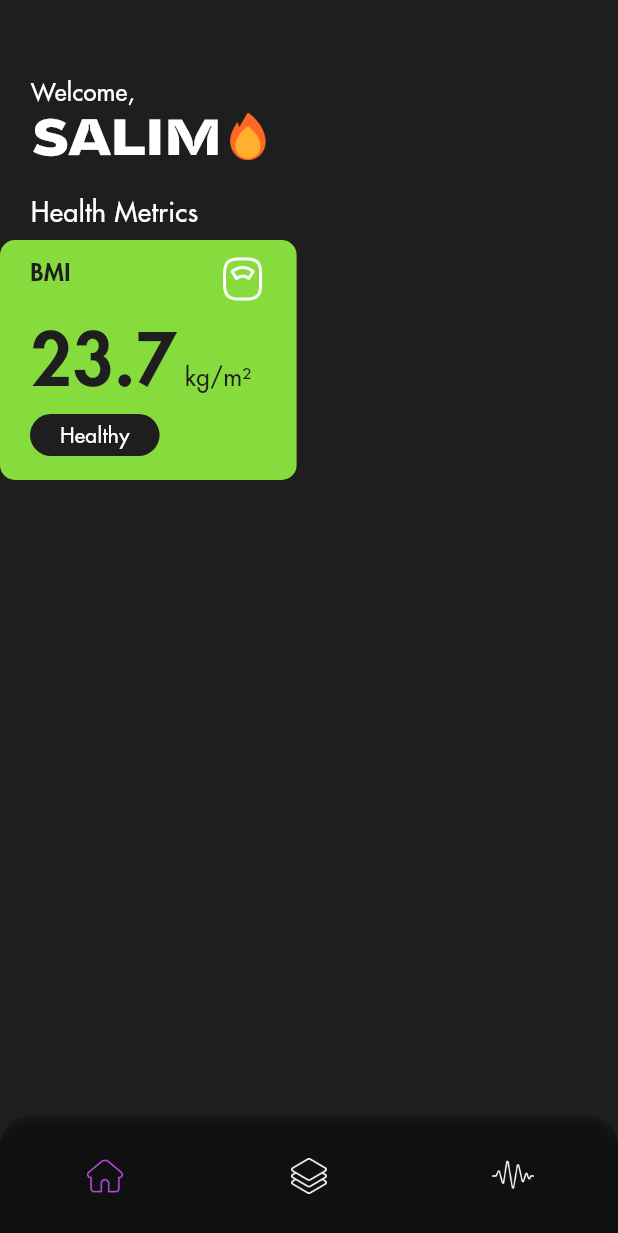
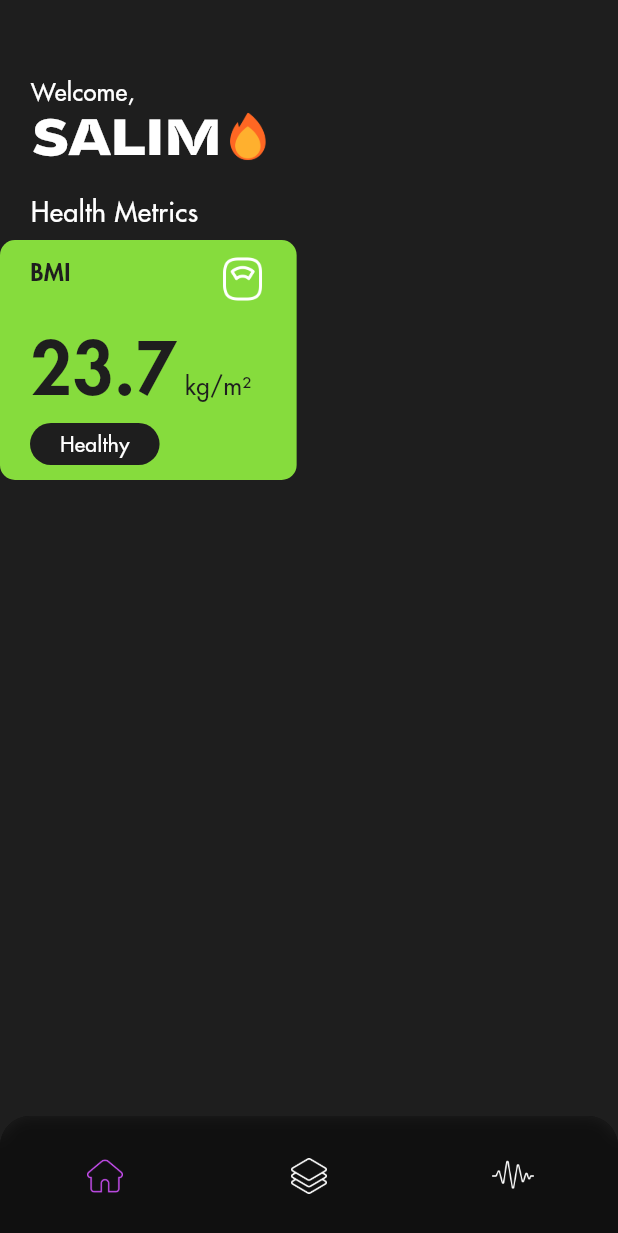
Before and after one commit to Salim-Ali-94/neutrino, a Flutter app: the screen it shows after launch, on a phone screen of 412 x 824 dp. Shown: the top 1233 px of the screen. Run offline on Flutter 3.47's test engine with Material 2 defaults, Android fonts, the phone set to English and light mode, and no system bars.

Commit message:
improved info card implementation

```diff
--- a/lib/widgets/info_card.dart
+++ b/lib/widgets/info_card.dart
@@ -14,15 +14,14 @@ class InfoCard extends StatelessWidget {
     return Container(height: 160, width: screenWidth*0.48, padding: const EdgeInsets.symmetric(horizontal: 20, vertical: 10),
                      decoration: BoxDecoration(color: green, borderRadius: BorderRadius.all(Radius.circular(10))),
 
-                     child: Column(children: [Row(mainAxisAlignment: MainAxisAlignment.spaceBetween, crossAxisAlignment: CrossAxisAlignment.start,
+                     child: Column(mainAxisAlignment: MainAxisAlignment.spaceBetween,
+                                   children: [Row(mainAxisAlignment: MainAxisAlignment.spaceBetween, crossAxisAlignment: CrossAxisAlignment.start,
                                                   children: [Text("BMI", style: TextStyle(fontFamily: "Futura", color: granite,
                                                                                           fontWeight: FontWeight.w600, fontSize: 16)),
 
                                                              Image.asset("assets/icons/scale.png", width: 32)]),
 
-                                              SizedBox(height: 5),
-
-                                              Row(crossAxisAlignment: CrossAxisAlignment.baseline, textBaseline: TextBaseline.alphabetic,
+                                              Column(children: [Row(crossAxisAlignment: CrossAxisAlignment.baseline, textBaseline: TextBaseline.alphabetic,
                                                                     children: [Text("23.7", style: TextStyle(color: granite, fontWeight: FontWeight.w600,
                                                                                                              // fontFamily: "Futura", fontSize: 52)),
                                                                                                              // fontFamily: "Futura", fontSize: 42)),
@@ -40,7 +39,7 @@ class InfoCard extends StatelessWidget {
                                                               Row(children: [Container(padding: const EdgeInsets.symmetric(horizontal: 20, vertical: 4),
                                                                                        decoration: BoxDecoration(color: granite, borderRadius: BorderRadius.all(Radius.circular(50))),
                                                                                        child: Text("Healthy", style: TextStyle(fontFamily: "Futura", fontWeight: FontWeight.w500,
-                                                                                                               color: Colors.white, fontSize: 14)))])]));
+                                                                                                                               color: Colors.white, fontSize: 14)))])])]));
 
   }
 
```
Lines whose indentation alone changed are shown as unchanged.
